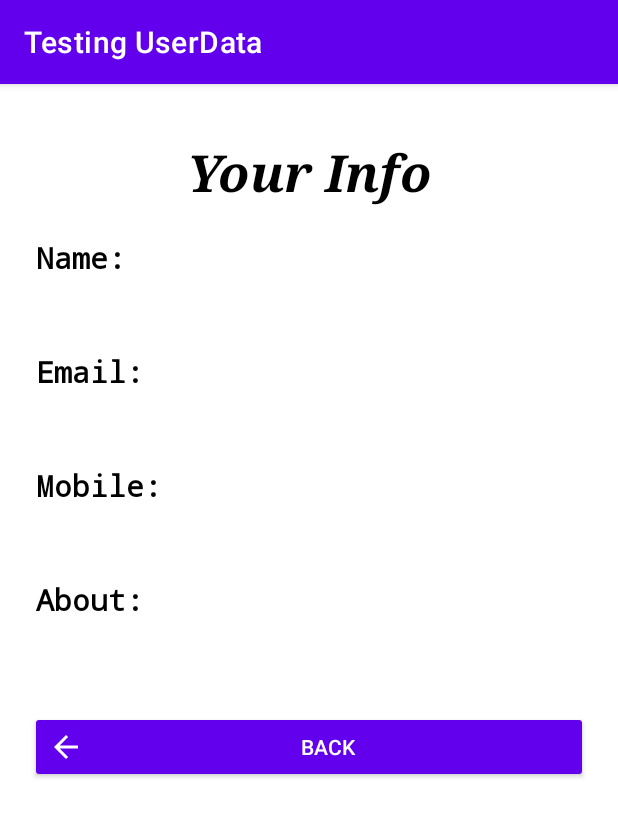
After one commit to i-vishi/sample-testing-android-app, an Android app: the DetailActivity screen opened directly, with no data from a screen before it, on a phone screen of 412 x 824 dp. The commit adds this screen. Shown: the top 817 px of the screen. Run offline under Robolectric (Android 15) with nearby library versions, the phone set to English and light mode, and no system bars.

Commit message:
added detail activity

```diff
--- a/app/build.gradle
+++ b/app/build.gradle
@@ -19,6 +19,7 @@ android {
 
     buildFeatures {
         viewBinding true
+        dataBinding true
     }
 
     buildTypes {
--- a/app/src/main/AndroidManifest.xml
+++ b/app/src/main/AndroidManifest.xml
@@ -16,6 +16,8 @@
                 <category android:name="android.intent.category.LAUNCHER" />
             </intent-filter>
         </activity>
+
+        <activity android:name=".DetailActivity"/>
     </application>
 
 </manifest>
--- /dev/null
+++ b/app/src/main/java/com/vishalgaur/testinguserdata/DetailActivity.kt
@@ -0,0 +1,28 @@
+package com.vishalgaur.testinguserdata
+
+import android.os.Bundle
+import androidx.appcompat.app.AppCompatActivity
+import com.vishalgaur.testinguserdata.databinding.ActivityDetailBinding
+
+class DetailActivity : AppCompatActivity() {
+
+    private lateinit var binding: ActivityDetailBinding
+
+    override fun onCreate(savedInstanceState: Bundle?) {
+
+        binding = ActivityDetailBinding.inflate(layoutInflater)
+
+        val args = intent.extras
+
+        binding.detailName.text = args?.getString("userName")
+        binding.detailEmail.text = args?.getString("userEmail")
+        binding.detailMobile.text = args?.getString("userMob")
+        binding.detailBio.text = args?.getString("userBio")
+        setContentView(binding.root)
+        super.onCreate(savedInstanceState)
+
+        binding.detailGoBackBtn.setOnClickListener {
+            onBackPressed()
+        }
+    }
+}
--- a/app/src/main/java/com/vishalgaur/testinguserdata/InputFragment.kt
+++ b/app/src/main/java/com/vishalgaur/testinguserdata/InputFragment.kt
@@ -1,13 +1,12 @@
 package com.vishalgaur.testinguserdata
 
+import android.content.Intent
 import android.os.Bundle
 import androidx.fragment.app.Fragment
 import android.view.LayoutInflater
 import android.view.View
 import android.view.ViewGroup
-import androidx.core.view.isVisible
 import androidx.fragment.app.activityViewModels
-import androidx.navigation.fragment.findNavController
 import com.vishalgaur.testinguserdata.databinding.FragmentInputBinding
 import com.vishalgaur.testinguserdata.viewModel.DetailViewModel
 import com.vishalgaur.testinguserdata.viewModel.EMAIL_ERROR
@@ -35,7 +34,7 @@ class InputFragment : Fragment() {
         }
 
         // remove error text by default
-        binding.inputErrorTextView.isVisible = false
+        binding.inputErrorTextView.visibility = View.GONE
     }
 
     private fun onSubmit() {
@@ -45,12 +44,22 @@ class InputFragment : Fragment() {
         val bio = binding.inputBioEditText.text.toString()
 
         if (name.isEmpty() || email.isEmpty() || mob.isEmpty() || bio.isEmpty()) {
-            binding.inputErrorTextView.isVisible = true
+            binding.inputErrorTextView.visibility = View.VISIBLE
         } else {
             when (viewModel.submitData(name, email, mob, bio)) {
                 "NO_ERROR" -> {
                     setEditTextsError()
-                    findNavController().navigate(R.id.showDetailScreen)
+
+                    // lauch detail fragment
+//                    findNavController().navigate(R.id.showDetailScreen)
+
+                    //launch detail activity
+                    val intent = Intent(activity, DetailActivity::class.java)
+                        .putExtra("userName", viewModel.userName.value)
+                        .putExtra("userEmail", viewModel.userEmail.value)
+                        .putExtra("userMob", viewModel.userPhone.value)
+                        .putExtra("userBio", viewModel.userBio.value)
+                    startActivity(intent)
                 }
                 "ERROR_EMAIL" -> setEditTextsError(emailError = EMAIL_ERROR)
                 "ERROR_PHONE" -> setEditTextsError(mobError = MOB_ERROR)
--- /dev/null
+++ b/app/src/main/res/layout/activity_detail.xml
@@ -0,0 +1,122 @@
+<?xml version="1.0" encoding="utf-8"?>
+<androidx.constraintlayout.widget.ConstraintLayout xmlns:android="http://schemas.android.com/apk/res/android"
+    xmlns:tools="http://schemas.android.com/tools"
+    android:layout_width="match_parent"
+    android:layout_height="match_parent"
+    tools:context="com.vishalgaur.testinguserdata.DetailActivity">
+
+    <ScrollView
+        android:layout_width="match_parent"
+        android:layout_height="match_parent">
+
+        <LinearLayout
+            android:layout_width="match_parent"
+            android:layout_height="wrap_content"
+            android:layout_margin="20dp"
+            android:orientation="vertical">
+
+            <TextView
+                android:id="@+id/detail_title"
+                android:layout_width="match_parent"
+                android:layout_height="wrap_content"
+                android:layout_margin="16dp"
+                android:fontFamily="serif"
+                android:text="@string/detail_title_text"
+                android:textAlignment="center"
+                android:textColor="@color/black"
+                android:textSize="34sp"
+                android:textStyle="bold|italic" />
+
+            <TextView
+                android:id="@+id/detail_name_label"
+                android:layout_width="wrap_content"
+                android:layout_height="wrap_content"
+                android:layout_margin="4dp"
+                android:fontFamily="monospace"
+                android:text="@string/detail_name_label_text"
+                android:textColor="@color/black"
+                android:textSize="20sp"
+                android:textStyle="bold" />
+
+            <TextView
+                android:id="@+id/detail_name"
+                android:layout_width="wrap_content"
+                android:layout_height="wrap_content"
+                android:layout_margin="4dp"
+                android:fontFamily="sans-serif-black"
+                android:textSize="24sp"
+                tools:text="Some Name" />
+
+            <TextView
+                android:id="@+id/detail_email_label"
+                android:layout_width="wrap_content"
+                android:layout_height="wrap_content"
+                android:layout_margin="4dp"
+                android:fontFamily="monospace"
+                android:text="@string/detail_email_label_text"
+                android:textColor="@color/black"
+                android:textSize="20sp"
+                android:textStyle="bold" />
+
+            <TextView
+                android:id="@+id/detail_email"
+                android:layout_width="wrap_content"
+                android:layout_height="wrap_content"
+                android:layout_margin="4dp"
+                android:fontFamily="sans-serif-black"
+                android:textSize="24sp"
+                tools:text="someone@example.com" />
+
+            <TextView
+                android:id="@+id/detail_mobile_label"
+                android:layout_width="wrap_content"
+                android:layout_height="wrap_content"
+                android:layout_margin="4dp"
+                android:fontFamily="monospace"
+                android:text="@string/detail_mobile_label_text"
+                android:textColor="@color/black"
+                android:textSize="20sp"
+                android:textStyle="bold" />
+
+            <TextView
+                android:id="@+id/detail_mobile"
+                android:layout_width="wrap_content"
+                android:layout_height="wrap_content"
+                android:layout_margin="4dp"
+                android:fontFamily="sans-serif-black"
+                android:textSize="24sp"
+                tools:text="1234567890" />
+
+            <TextView
+                android:id="@+id/detail_bio_label"
+                android:layout_width="wrap_content"
+                android:layout_height="wrap_content"
+                android:layout_margin="4dp"
+                android:fontFamily="monospace"
+                android:text="@string/detail_bio_label_text"
+                android:textColor="@color/black"
+                android:textSize="20sp"
+                android:textStyle="bold" />
+
+            <TextView
+                android:id="@+id/detail_bio"
+                android:layout_width="wrap_content"
+                android:layout_height="wrap_content"
+                android:layout_margin="4dp"
+                android:fontFamily="sans-serif-black"
+                android:textSize="24sp"
+                tools:text="A Tech Geek and StudentA Tech Geek and StudentA Tech Geek and Student" />
+
+            <Button
+                android:id="@+id/detail_go_back_btn"
+                android:layout_width="match_parent"
+                android:layout_height="wrap_content"
+                android:layout_marginTop="16dp"
+                android:layout_marginBottom="16dp"
+                android:backgroundTint="@color/purple_500"
+                android:drawableStart="@drawable/abc_vector_test"
+                android:text="@string/detail_go_back_btn_text"
+                android:textColor="@color/white" />
+        </LinearLayout>
+    </ScrollView>
+</androidx.constraintlayout.widget.ConstraintLayout>
```
